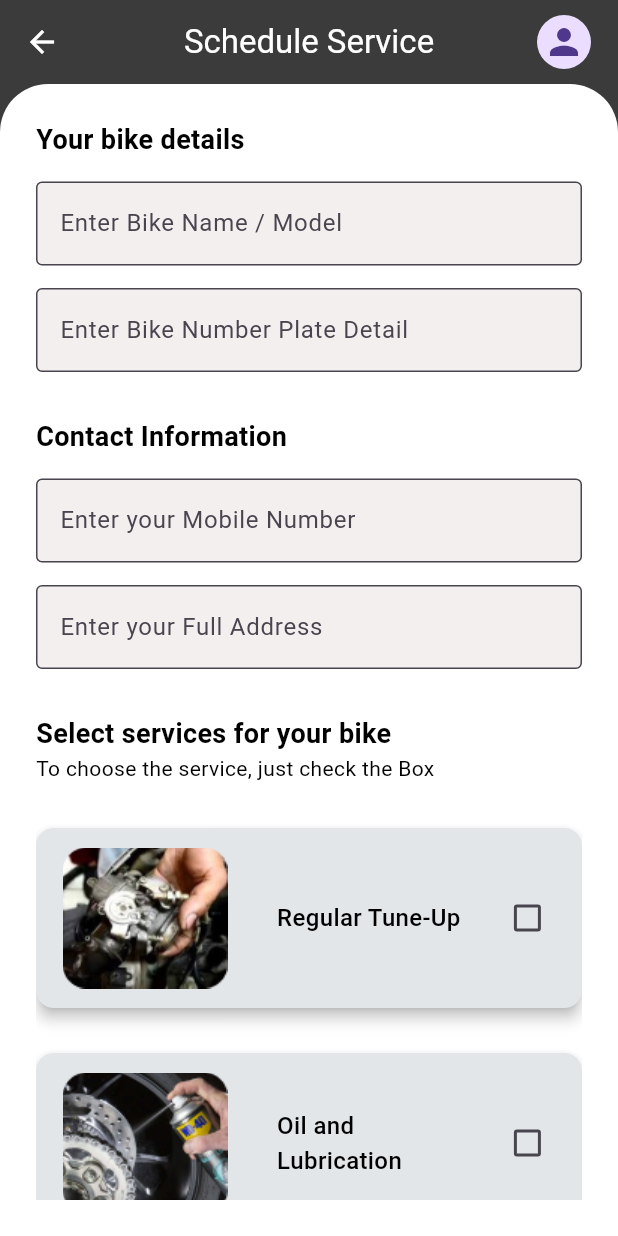
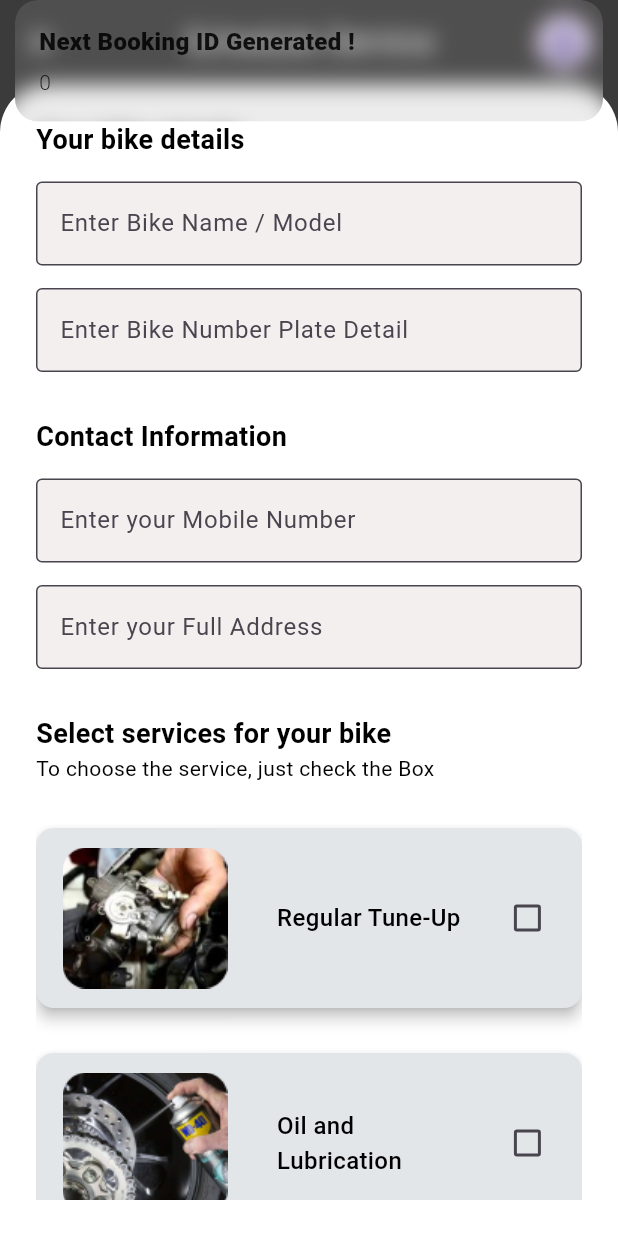
Before and after one commit to Rahul-Sharma-Github/Bike-Service-App, a Flutter app: the ServicePage screen opened directly, scrolled down 576 dp, after a tap on an icon or button, on a phone screen of 412 x 824 dp. Run offline on Flutter 3.47's test engine with Material 3 defaults, Android fonts, the phone set to English and light mode, and no system bars; our stand-ins replace cloud_firestore, device_preview, firebase_auth, firebase_core, get; accounts and stored records are empty.

Commit message:
Next Booking ID generator Logic implemented in Service Page, When we navigate from Service Page to Schedule Service Page it Generate the Next Booking ID and store inside the nextBookingId variable of Schedule Service Page on Page Initialization. | This Logic working Fine !

```diff
--- a/lib/app/features/schedule_service/presentation/pages/schedule_service_page/schedule_service_page.dart
+++ b/lib/app/features/schedule_service/presentation/pages/schedule_service_page/schedule_service_page.dart
@@ -8,8 +8,8 @@ import 'package:get/get.dart';
 import '../../controllers/schedule_service_page_controller/schedule_service_page_controller.dart';
 
 class ScheduleServicePage extends StatelessWidget {
-  // final int? bookingId;
-  ScheduleServicePage({super.key});
+  final int? bookingId;
+  ScheduleServicePage({super.key, this.bookingId});
 
   final ScheduleServicePageController scheduleServicePageController =
       Get.find();
--- a/lib/app/features/services/presentation/pages/service_page/service_page.dart
+++ b/lib/app/features/services/presentation/pages/service_page/service_page.dart
@@ -3,7 +3,6 @@
 import 'package:bike_service_app/app/core/constants/theme/colors/colors.dart';
 import 'package:bike_service_app/app/core/constants/theme/textstyles/textstyle.dart';
 import 'package:bike_service_app/app/features/services/presentation/controllers/service_page_controller/service_page_controller.dart';
-import 'package:cloud_firestore/cloud_firestore.dart';
 import 'package:flutter/material.dart';
 import 'package:get/get.dart';
 
@@ -276,9 +275,11 @@ class ServicePage extends StatelessWidget {
                 ),
                 onPressed: () async {
                   // fetching and storing nextBookingId number | and then passing it to next page ( ScheduleServicePage )
-                  // await servicePageController.fetchNextBookingId();
+                  await servicePageController.fetchNextBookingId();
+                  Get.snackbar('Next Booking ID Generated !',
+                      '${servicePageController.nextBookingId.value}');
                   await Get.to(() => ScheduleServicePage(
-                      // bookingId: servicePageController.nextBookingId.value,
+                        bookingId: servicePageController.nextBookingId.value,
                       ));
                 },
                 child: const Padding(
```
